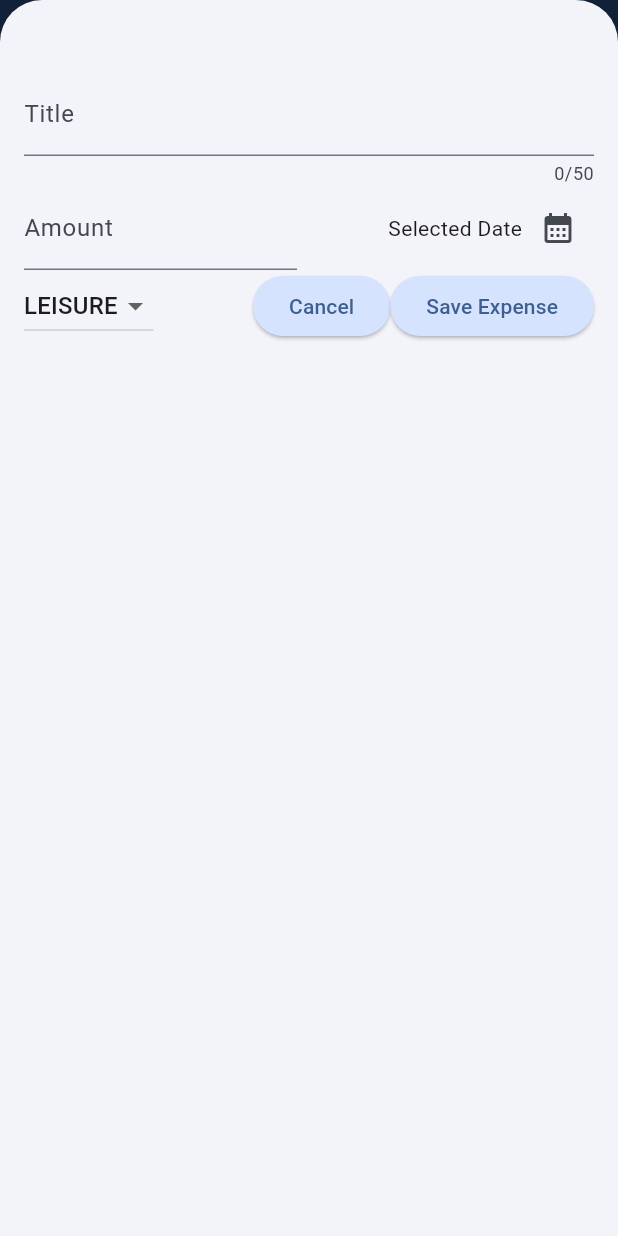
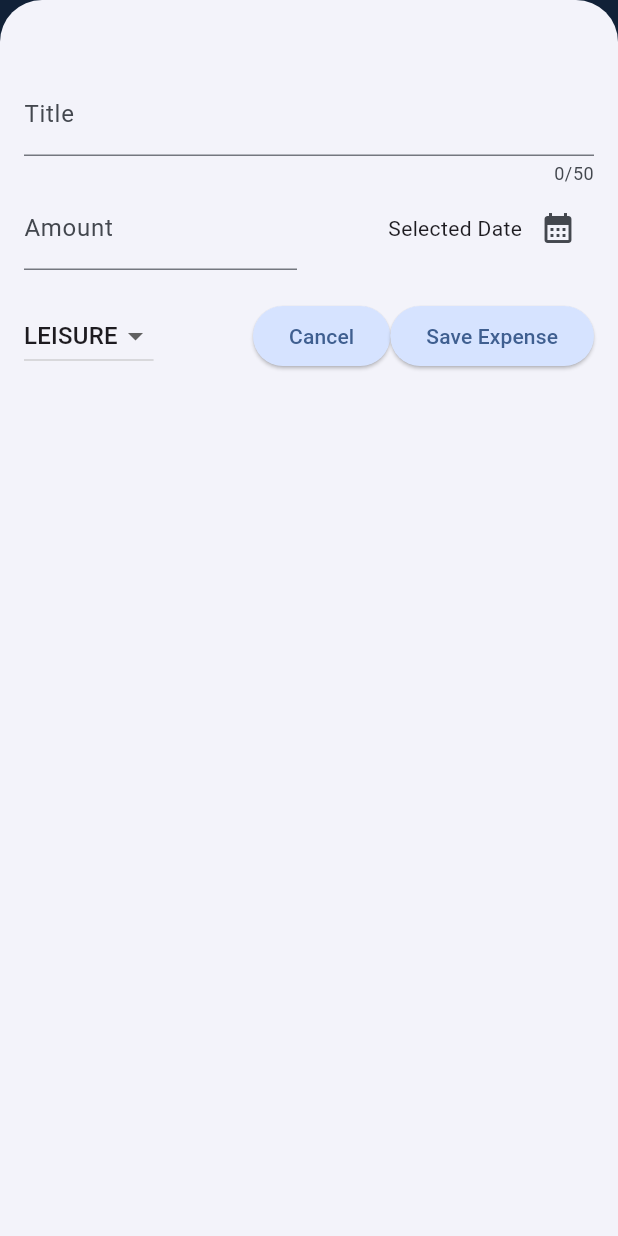
Before and after one commit to thehwayne/expense_tracker, a Flutter app: the screen it shows after launch, after a tap on the "add" icon, on a phone screen of 412 x 824 dp. Run offline on Flutter 3.47's test engine with Material 3 defaults, Android fonts, the phone set to English and light mode, and no system bars.

Commit message:
Updates made to new_expense.dart

```diff
--- a/lib/widgets/new_expense.dart
+++ b/lib/widgets/new_expense.dart
@@ -2,13 +2,13 @@ import 'package:expense_tracker/models/expense.dart';
 import 'package:flutter/material.dart';
 import 'package:intl/intl.dart';
 
-final formatter = DateFormat.yMd();
-
 class NewExpense extends StatefulWidget {
   const NewExpense({super.key, required this.onAddExpense});
+
   final void Function(Expense expense) onAddExpense;
   @override
   State<NewExpense> createState() {
+    // TODO: implement createState
     return _NewExpenseState();
   }
 }
@@ -19,20 +19,19 @@ class _NewExpenseState extends State<NewExpense> {
   DateTime? _selectedDate;
   Category _selectedCategory = Category.leisure;
 
-  //Controller for amount
   @override
   void dispose() {
     _titleController.dispose();
     _amountController.dispose();
-    //Make sure to dispose of it
     super.dispose();
   }
 
   void _submitExpenseData() {
     final enteredAmount = double.tryParse(_amountController.text);
-    final amountIsInvalid = enteredAmount == null || enteredAmount <= 0;
+    final isInvalidAmount = enteredAmount == null || enteredAmount <= 0;
+    //Check if title is empty
     if (_titleController.text.trim().isEmpty ||
-        amountIsInvalid ||
+        isInvalidAmount ||
         _selectedDate == null) {
       showDialog(
           context: context,
@@ -51,6 +50,7 @@ class _NewExpenseState extends State<NewExpense> {
               ));
       return;
     }
+    //Do the stuff to save the expense
     widget.onAddExpense(
       Expense(
           title: _titleController.text,
@@ -64,11 +64,13 @@ class _NewExpenseState extends State<NewExpense> {
   void _presentDatePicker() async {
     final now = DateTime.now();
     final firstDate = DateTime(now.year - 1, now.month, now.day);
+
     final pickedDate = await showDatePicker(
       context: context,
       initialDate: now,
       firstDate: firstDate,
-        lastDate: now);
+      lastDate: now,
+    );
     setState(() {
       _selectedDate = pickedDate;
     });
@@ -83,23 +85,63 @@ class _NewExpenseState extends State<NewExpense> {
         height: double.infinity,
         child: SingleChildScrollView(
           child: Padding(
-            padding: EdgeInsets.fromLTRB(16, 48, 16, keyboardSpace + 20),
+            padding: EdgeInsets.fromLTRB(16, 48, 16, keyboardSpace + 16),
             child: Column(
               children: [
-                Row(
-                  children: [
+                if (width >= 600)
+                  Row(crossAxisAlignment: CrossAxisAlignment.start, children: [
                     Expanded(
                       child: TextField(
                         controller: _titleController,
                         maxLength: 50,
                         keyboardType: TextInputType.name,
-                        decoration: InputDecoration(
+                        decoration: const InputDecoration(
                           label: Text('Title'),
                         ),
                       ),
                     ),
+                    const SizedBox(width: 24),
+                    Expanded(
+                      child: TextField(
+                        controller: _amountController,
+                        keyboardType: TextInputType.number,
+                        decoration: const InputDecoration(
+                          prefixText: '\$',
+                          label: Text('Amount'),
+                        ),
+                      ),
+                    ),
+                  ])
+                else
+                  TextField(
+                    controller: _titleController,
+                    maxLength: 50,
+                    keyboardType: TextInputType.name,
+                    decoration: const InputDecoration(
+                      label: Text('Title'),
+                    ),
+                  ),
+                if (width >= 600)
+                  Row(
+                    children: [
+                      const Spacer(),
+                      ElevatedButton(
+                        onPressed: () {
+                          Navigator.pop(context);
+                        },
+                        child: const Text('Cancel'),
+                      ),
+                      ElevatedButton(
+                        onPressed: () {
+                          // print(_titleController.text);
+                          // print(_amountController.text);
+                          _submitExpenseData();
+                        },
+                        child: const Text('Save Expense'),
+                      ),
                     ],
-                ),
+                  )
+                else
                   Row(
                     children: [
                       Expanded(
@@ -107,8 +149,8 @@ class _NewExpenseState extends State<NewExpense> {
                           controller: _amountController,
                           keyboardType: TextInputType.number,
                           decoration: const InputDecoration(
-                          prefixText: '\$',
-                          label: Text("Amount"),
+                            prefixText: '\$ ',
+                            label: Text('Amount'),
                           ),
                         ),
                       ),
@@ -131,6 +173,7 @@ class _NewExpenseState extends State<NewExpense> {
                       ),
                     ],
                   ),
+                SizedBox(height: 20),
                 Row(
                   children: [
                     DropdownButton(
@@ -154,19 +197,23 @@ class _NewExpenseState extends State<NewExpense> {
                         });
                       },
                     ),
-                    Spacer(),
+                    const Spacer(),
                     ElevatedButton(
                       onPressed: () {
                         Navigator.pop(context);
                       },
-                      child: const Text("Cancel"),
+                      child: const Text('Cancel'),
                     ),
                     ElevatedButton(
-                      onPressed: _submitExpenseData,
-                      child: Text('Save Expense'),
-                    ),
+                      onPressed: () {
+                        print(_titleController.text);
+                        print(_amountController.text);
+                        _submitExpenseData();
+                      },
+                      child: const Text('Save Expense'),
+                    )
                   ],
-                ),
+                )
               ],
             ),
           ),
```
Lines whose indentation alone changed are shown as unchanged.
